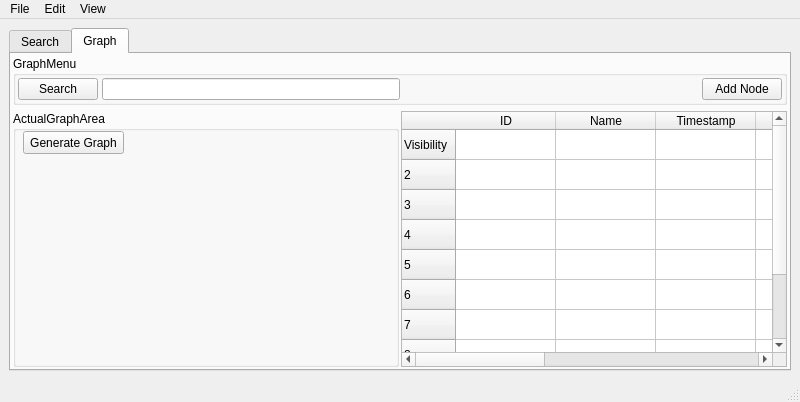
This is ui/MainWindow.ui in CS4311-spring-2020/pick-tool-team15-spicegirls as Qt 5 draws it before an edit. The edited form follows.
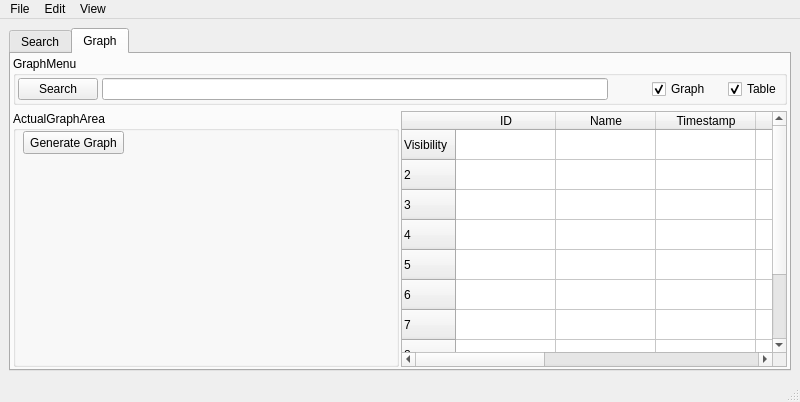
This is the edited form.

Diff of the .ui file:
```diff
--- a/ui/MainWindow.ui
+++ b/ui/MainWindow.ui
@@ -181,7 +181,7 @@
           <property name="title">
            <string>GraphMenu</string>
           </property>
-          <layout class="QGridLayout" name="gridLayout_2" columnstretch="1,5,5,1">
+          <layout class="QGridLayout" name="gridLayout_2" columnstretch="1,0,0,0,0,0">
            <property name="leftMargin">
             <number>2</number>
            </property>
@@ -200,18 +200,14 @@
            <property name="verticalSpacing">
             <number>2</number>
            </property>
-           <item row="0" column="0">
-            <widget class="QPushButton" name="graphSearchButton_2">
-             <property name="text">
-              <string>Search</string>
-             </property>
-            </widget>
-           </item>
-           <item row="0" column="2">
-            <spacer name="horizontalSpacer">
+           <item row="0" column="3">
+            <spacer name="horizontalSpacer_3">
              <property name="orientation">
               <enum>Qt::Horizontal</enum>
              </property>
+             <property name="sizeType">
+              <enum>QSizePolicy::Ignored</enum>
+             </property>
              <property name="sizeHint" stdset="0">
               <size>
                <width>40</width>
@@ -220,13 +216,46 @@
              </property>
             </spacer>
            </item>
-           <item row="0" column="1">
-            <widget class="QLineEdit" name="graphLineEdit"/>
+           <item row="0" column="1" colspan="2">
+            <widget class="QLineEdit" name="graphLineEdit">
+             <property name="sizePolicy">
+              <sizepolicy hsizetype="Ignored" vsizetype="Fixed">
+               <horstretch>9</horstretch>
+               <verstretch>0</verstretch>
+              </sizepolicy>
+             </property>
+            </widget>
            </item>
-           <item row="0" column="3">
-            <widget class="QPushButton" name="pushButton_2">
+           <item row="0" column="0">
+            <widget class="QPushButton" name="graphSearchButton_2">
+             <property name="sizePolicy">
+              <sizepolicy hsizetype="Fixed" vsizetype="Ignored">
+               <horstretch>0</horstretch>
+               <verstretch>0</verstretch>
+              </sizepolicy>
+             </property>
              <property name="text">
-              <string>Add Node</string>
+              <string>Search</string>
+             </property>
+            </widget>
+           </item>
+           <item row="0" column="5">
+            <widget class="QCheckBox" name="checkBox_2">
+             <property name="text">
+              <string>Table</string>
+             </property>
+             <property name="checked">
+              <bool>true</bool>
+             </property>
+            </widget>
+           </item>
+           <item row="0" column="4">
+            <widget class="QCheckBox" name="checkBox">
+             <property name="text">
+              <string>Graph    </string>
+             </property>
+             <property name="checked">
+              <bool>true</bool>
              </property>
             </widget>
            </item>
```
